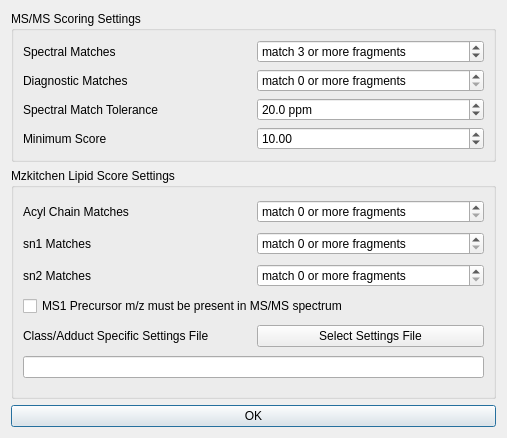
This is src/maven/forms/msmsscoringsettings.ui in eugenemel/maven as Qt 5 draws it before an edit. The edited form follows.
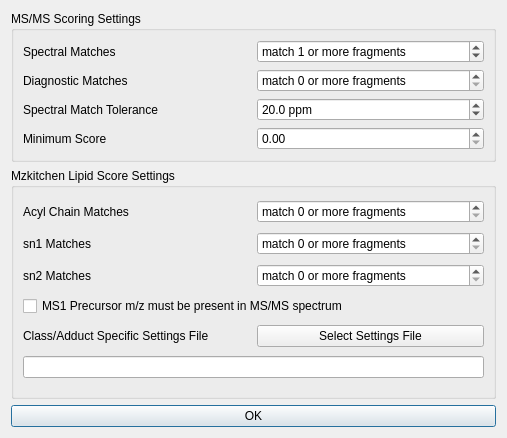
This is the edited form.

Commit message: Issue 549, 620: Update defaults in peakdetection dialog to be looser.

What changed in the file:
```diff
--- a/src/maven/forms/msmsscoringsettings.ui
+++ b/src/maven/forms/msmsscoringsettings.ui
@@ -58,7 +58,7 @@
          <number>99999999</number>
         </property>
         <property name="value">
-         <number>3</number>
+         <number>1</number>
         </property>
        </widget>
       </item>
@@ -102,7 +102,7 @@
          <double>5.000000000000000</double>
         </property>
         <property name="value">
-         <double>10.000000000000000</double>
+         <double>0.000000000000000</double>
         </property>
        </widget>
       </item>
```
